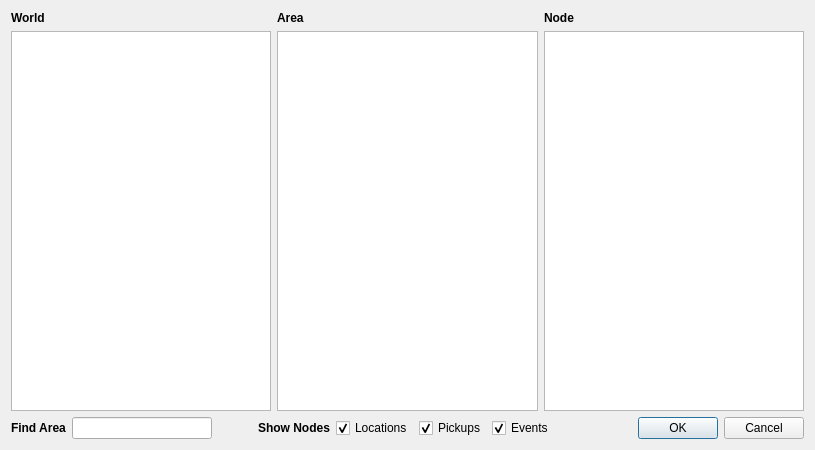
Qt form randovania/gui/ui_files/area_picker_dialog.ui (randovania/randovania) before a commit.
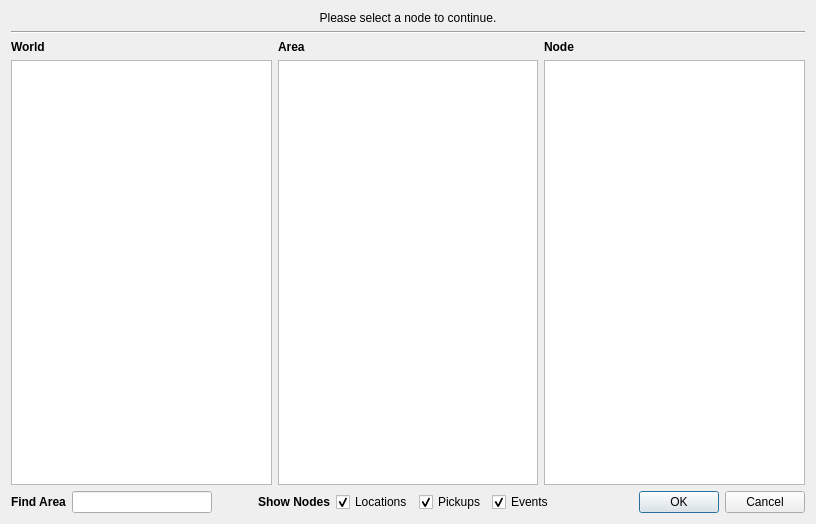
The same form after that commit.

Commit message: Add instruction label at the top of the dialog

```diff
--- a/randovania/gui/ui_files/area_picker_dialog.ui
+++ b/randovania/gui/ui_files/area_picker_dialog.ui
@@ -9,8 +9,8 @@
    <rect>
     <x>0</x>
     <y>0</y>
-    <width>815</width>
-    <height>450</height>
+    <width>816</width>
+    <height>524</height>
    </rect>
   </property>
   <property name="sizePolicy">
@@ -26,7 +26,29 @@
    <bool>true</bool>
   </property>
   <layout class="QGridLayout" name="gridLayout">
-   <item row="0" column="2">
+   <item row="4" column="1">
+    <widget class="QListView" name="areaList">
+     <property name="sizePolicy">
+      <sizepolicy hsizetype="MinimumExpanding" vsizetype="Expanding">
+       <horstretch>0</horstretch>
+       <verstretch>0</verstretch>
+      </sizepolicy>
+     </property>
+     <property name="minimumSize">
+      <size>
+       <width>250</width>
+       <height>0</height>
+      </size>
+     </property>
+     <property name="horizontalScrollBarPolicy">
+      <enum>Qt::ScrollBarAlwaysOff</enum>
+     </property>
+     <property name="showDropIndicator" stdset="0">
+      <bool>false</bool>
+     </property>
+    </widget>
+   </item>
+   <item row="3" column="2">
     <widget class="QLabel" name="nodeLabel">
      <property name="font">
       <font>
@@ -38,31 +60,7 @@
      </property>
     </widget>
    </item>
-   <item row="0" column="0">
-    <widget class="QLabel" name="worldLabel">
-     <property name="font">
-      <font>
-       <bold>true</bold>
-      </font>
-     </property>
-     <property name="text">
-      <string>World</string>
-     </property>
-    </widget>
-   </item>
-   <item row="0" column="1">
-    <widget class="QLabel" name="areaLabel">
-     <property name="font">
-      <font>
-       <bold>true</bold>
-      </font>
-     </property>
-     <property name="text">
-      <string>Area</string>
-     </property>
-    </widget>
-   </item>
-   <item row="2" column="0" rowspan="3" colspan="3">
+   <item row="5" column="0" rowspan="3" colspan="3">
     <layout class="QHBoxLayout" name="nodeFiltersLayout">
      <item>
       <widget class="QLabel" name="searchLabel">
@@ -226,51 +224,31 @@
      </item>
     </layout>
    </item>
-   <item row="1" column="0">
-    <widget class="QListView" name="worldList">
-     <property name="sizePolicy">
-      <sizepolicy hsizetype="MinimumExpanding" vsizetype="Expanding">
-       <horstretch>0</horstretch>
-       <verstretch>0</verstretch>
-      </sizepolicy>
+   <item row="3" column="0">
+    <widget class="QLabel" name="worldLabel">
+     <property name="font">
+      <font>
+       <bold>true</bold>
+      </font>
      </property>
-     <property name="minimumSize">
-      <size>
-       <width>250</width>
-       <height>0</height>
-      </size>
+     <property name="text">
+      <string>World</string>
      </property>
-     <property name="horizontalScrollBarPolicy">
-      <enum>Qt::ScrollBarAlwaysOff</enum>
-     </property>
-     <property name="showDropIndicator" stdset="0">
-      <bool>false</bool>
-     </property>
     </widget>
    </item>
-   <item row="1" column="1">
-    <widget class="QListView" name="areaList">
-     <property name="sizePolicy">
-      <sizepolicy hsizetype="MinimumExpanding" vsizetype="Expanding">
-       <horstretch>0</horstretch>
-       <verstretch>0</verstretch>
-      </sizepolicy>
+   <item row="3" column="1">
+    <widget class="QLabel" name="areaLabel">
+     <property name="font">
+      <font>
+       <bold>true</bold>
+      </font>
      </property>
-     <property name="minimumSize">
-      <size>
-       <width>250</width>
-       <height>0</height>
-      </size>
+     <property name="text">
+      <string>Area</string>
      </property>
-     <property name="horizontalScrollBarPolicy">
-      <enum>Qt::ScrollBarAlwaysOff</enum>
-     </property>
-     <property name="showDropIndicator" stdset="0">
-      <bool>false</bool>
-     </property>
     </widget>
    </item>
-   <item row="1" column="2">
+   <item row="4" column="2">
     <widget class="QListView" name="nodeList">
      <property name="sizePolicy">
       <sizepolicy hsizetype="MinimumExpanding" vsizetype="Expanding">
@@ -292,6 +270,54 @@
      </property>
     </widget>
    </item>
+   <item row="0" column="0" colspan="3">
+    <widget class="QLabel" name="headerLabel">
+     <property name="sizePolicy">
+      <sizepolicy hsizetype="MinimumExpanding" vsizetype="Preferred">
+       <horstretch>0</horstretch>
+       <verstretch>0</verstretch>
+      </sizepolicy>
+     </property>
+     <property name="text">
+      <string>Please select a node to continue.</string>
+     </property>
+     <property name="alignment">
+      <set>Qt::AlignHCenter|Qt::AlignTop</set>
+     </property>
+     <property name="margin">
+      <number>10</number>
+     </property>
+    </widget>
+   </item>
+   <item row="4" column="0">
+    <widget class="QListView" name="worldList">
+     <property name="sizePolicy">
+      <sizepolicy hsizetype="MinimumExpanding" vsizetype="Expanding">
+       <horstretch>0</horstretch>
+       <verstretch>0</verstretch>
+      </sizepolicy>
+     </property>
+     <property name="minimumSize">
+      <size>
+       <width>250</width>
+       <height>0</height>
+      </size>
+     </property>
+     <property name="horizontalScrollBarPolicy">
+      <enum>Qt::ScrollBarAlwaysOff</enum>
+     </property>
+     <property name="showDropIndicator" stdset="0">
+      <bool>false</bool>
+     </property>
+    </widget>
+   </item>
+   <item row="2" column="0" colspan="3">
+    <widget class="Line" name="headerLine">
+     <property name="orientation">
+      <enum>Qt::Horizontal</enum>
+     </property>
+    </widget>
+   </item>
   </layout>
  </widget>
  <resources/>
```
The commit also changes 1 other file.
